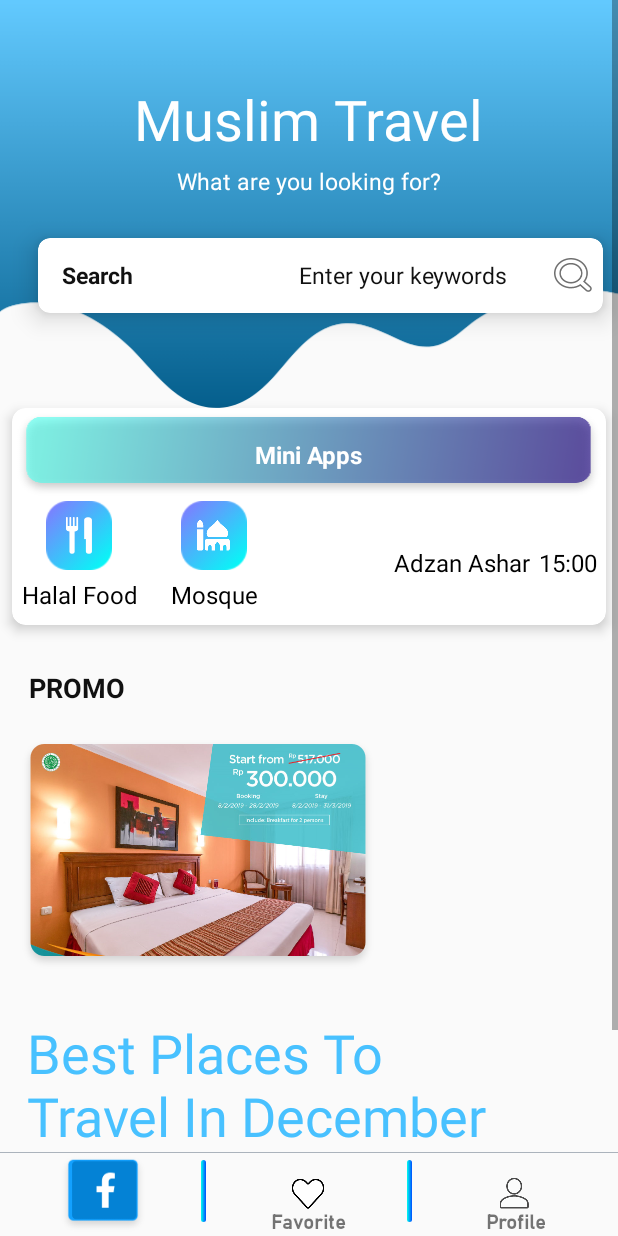
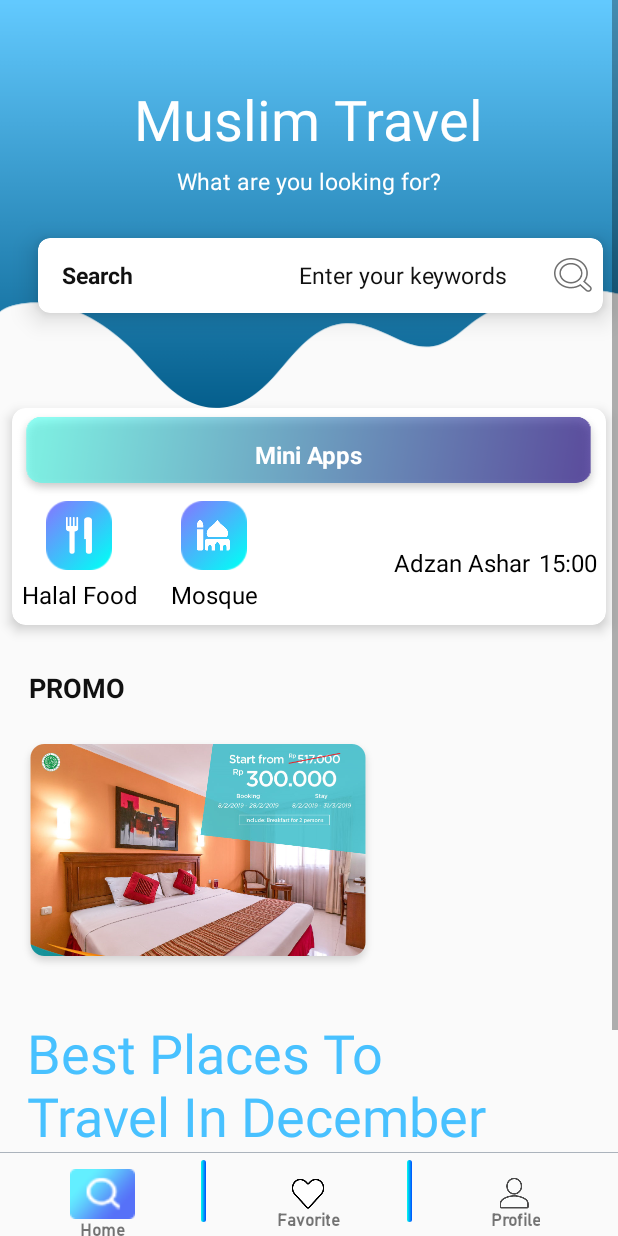
Before and after one commit to fazri09/android_muslim_hotel, an Android app: the HomeActivity screen opened directly, with no data from a screen before it, on a phone screen of 412 x 824 dp. Run offline under Robolectric (Android 15) with nearby library versions, the light colour scheme and no system bars.

Commit message:
update drawable

```diff
--- a/app/src/main/java/com/example/muslimhotel/ui/HomeActivity.java
+++ b/app/src/main/java/com/example/muslimhotel/ui/HomeActivity.java
@@ -22,9 +22,9 @@ public class HomeActivity extends AppCompatActivity implements View.OnClickListe
         super.onCreate(savedInstanceState);
         setContentView(R.layout.activity_home);
 
-        listNav.add(new Navigation(R.id.nav_search, R.id.iv_search, R.drawable.fb, R.drawable.search));
-        listNav.add(new Navigation(R.id.nav_favorite, R.id.iv_favorite, R.drawable.google, R.drawable.iconawesomeheart));
-        listNav.add(new Navigation(R.id.nav_profile, R.id.iv_profile, R.drawable.m, R.drawable.ic_person_24px));
+        listNav.add(new Navigation(R.id.nav_search, R.id.iv_search, R.drawable.searchenabled, R.drawable.search));
+        listNav.add(new Navigation(R.id.nav_favorite, R.id.iv_favorite, R.drawable.favoriteenabled, R.drawable.iconawesomeheart));
+        listNav.add(new Navigation(R.id.nav_profile, R.id.iv_profile, R.drawable.profileenabled, R.drawable.ic_person_24px));
         for (Navigation i : listNav){
             findViewById(i.container).setOnClickListener(this);
         }
--- a/app/src/main/res/layout/activity_home.xml
+++ b/app/src/main/res/layout/activity_home.xml
@@ -56,7 +56,7 @@
                     android:layout_centerInParent="true"
                     android:src="@drawable/ic_person_24px"/>
                 <TextView
-                    android:textSize="13dp"
+                    android:textSize="11dp"
                     android:fontFamily="@font/bahnschrift"
                     android:textStyle="bold"
                     android:layout_centerInParent="true"
@@ -90,7 +90,7 @@
                     android:layout_centerInParent="true"
                     android:src="@drawable/iconawesomeheart"/>
                 <TextView
-                    android:textSize="13dp"
+                    android:textSize="11dp"
                     android:fontFamily="@font/bahnschrift"
                     android:textStyle="bold"
                     android:layout_centerInParent="true"
@@ -123,7 +123,7 @@
                     android:layout_height="wrap_content"
                     android:src="@drawable/ic_person_24px" />
                 <TextView
-                    android:textSize="13dp"
+                    android:textSize="11dp"
                     android:fontFamily="@font/bahnschrift"
                     android:textStyle="bold"
                     android:layout_centerInParent="true"
--- a/app/src/main/res/layout/activity_splash_screen.xml
+++ b/app/src/main/res/layout/activity_splash_screen.xml
@@ -5,9 +5,10 @@
     android:layout_width="match_parent"
     android:layout_height="match_parent"
     tools:context=".ui.SplashScreen"
-    android:background="#48C1FF">
+    android:background="@drawable/splashbackdrawable">
 
     <TextView
+        android:fontFamily="@font/bestrong"
         android:layout_width="wrap_content"
         android:layout_height="wrap_content"
         android:text="Muslim Travel"
```
Also changed, not shown: app/src/main/res/drawable/splashbackdrawable.xml (added, +12 -0 lines), app/src/main/res/drawable/favoriteenabled.png (added), app/src/main/res/drawable/profileenabled.png (added), app/src/main/res/drawable/searchenabled.png (added).
